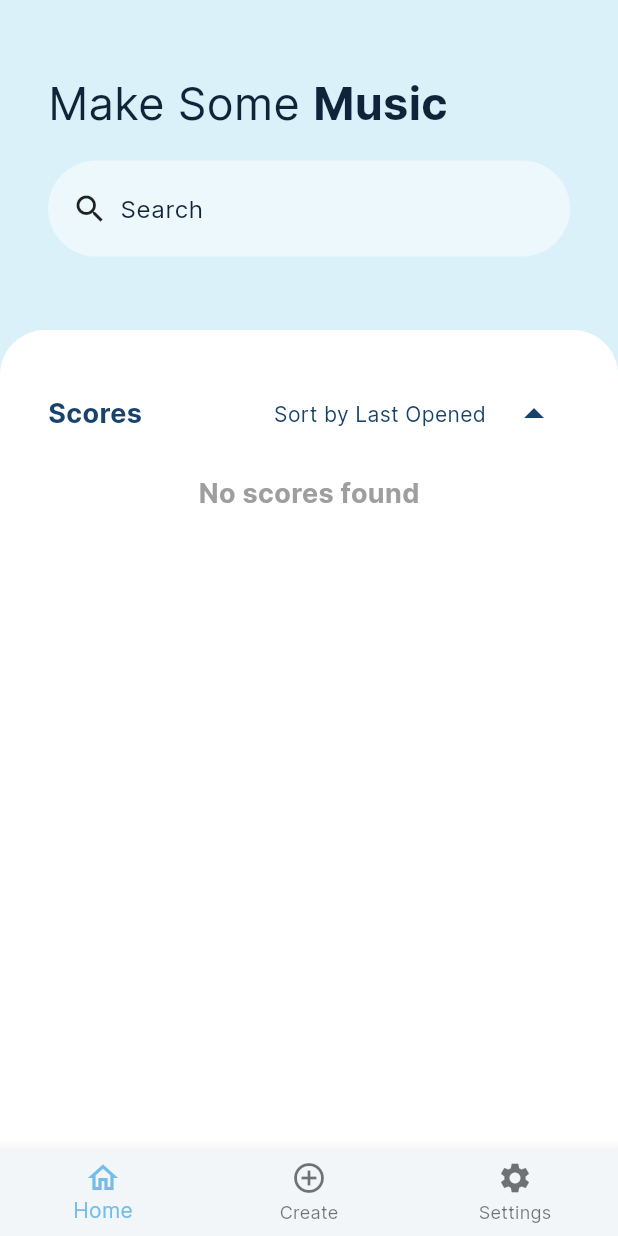
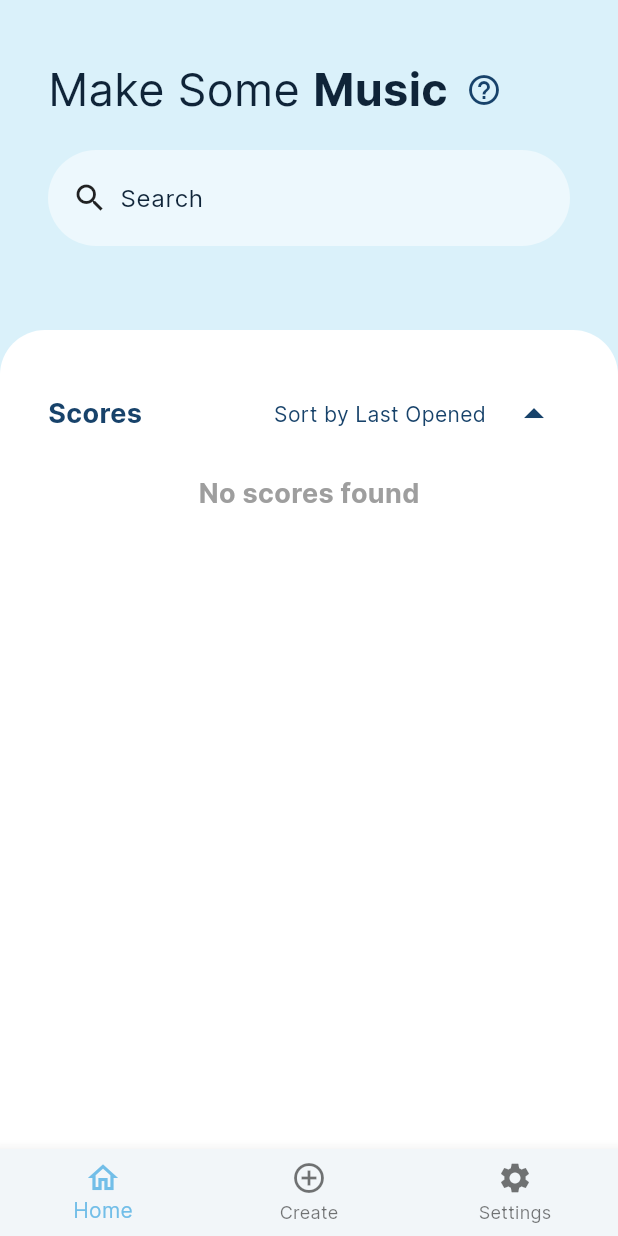
Before and after one commit to 16BitNarwhal/ScoreSwipe, a Flutter app: the screen it shows after launch, on a phone screen of 412 x 824 dp. Run offline on Flutter 3.47's test engine with Material 3 defaults, Android fonts, the phone set to English and light mode, and no system bars; drawn by our look-alikes of showcaseview; our stand-ins replace bloc, camera, equatable, file_picker, flutter_bloc, logger and 3 more; missing offline and left inert: edge_detection, google_mlkit_face_detection, pdf_render, syncfusion_flutter_pdfviewer; accounts and stored records are empty.

Commit message:
added help button to start tutorial

```diff
--- a/lib/features/score_browser/ui/score_browser_screen.dart
+++ b/lib/features/score_browser/ui/score_browser_screen.dart
@@ -58,23 +58,38 @@ class _AppBarViewState extends State<AppBarView> {
         crossAxisAlignment: CrossAxisAlignment.center,
         children: [
           Container(
-            margin: const EdgeInsets.symmetric(horizontal: 32, vertical: 48),
+            margin: const EdgeInsets.symmetric(horizontal: 32, vertical: 36),
             child: Column(
               mainAxisAlignment: MainAxisAlignment.spaceBetween,
               children: [
-                const Row(
+                Row(
                   children: [
-                    Text(
+                    const Text(
                       'Make Some ',
                       style: TextStyle(
                           fontSize: 30,
                           fontWeight: FontWeight.w400,
                           height: 0.3),
                     ),
-                    Text(
+                    const Text(
                       'Music',
                       style:
                           TextStyle(fontSize: 30, fontWeight: FontWeight.w700),
+                    ),
+                    IconButton(
+                      icon: Icon(
+                        Icons.help_outline,
+                        color: Theme.of(context).colorScheme.onPrimary,
+                      ),
+                      iconSize: 24,
+                      onPressed: () {
+                        ShowCaseWidget.of(context).startShowCase(
+                          List.generate(
+                            context.read<ShowcaseBloc>().keys.length,
+                            (index) => context.read<ShowcaseBloc>().keys[index],
+                          ),
+                        );
+                      },
                     ),
                   ],
                 ),
```
